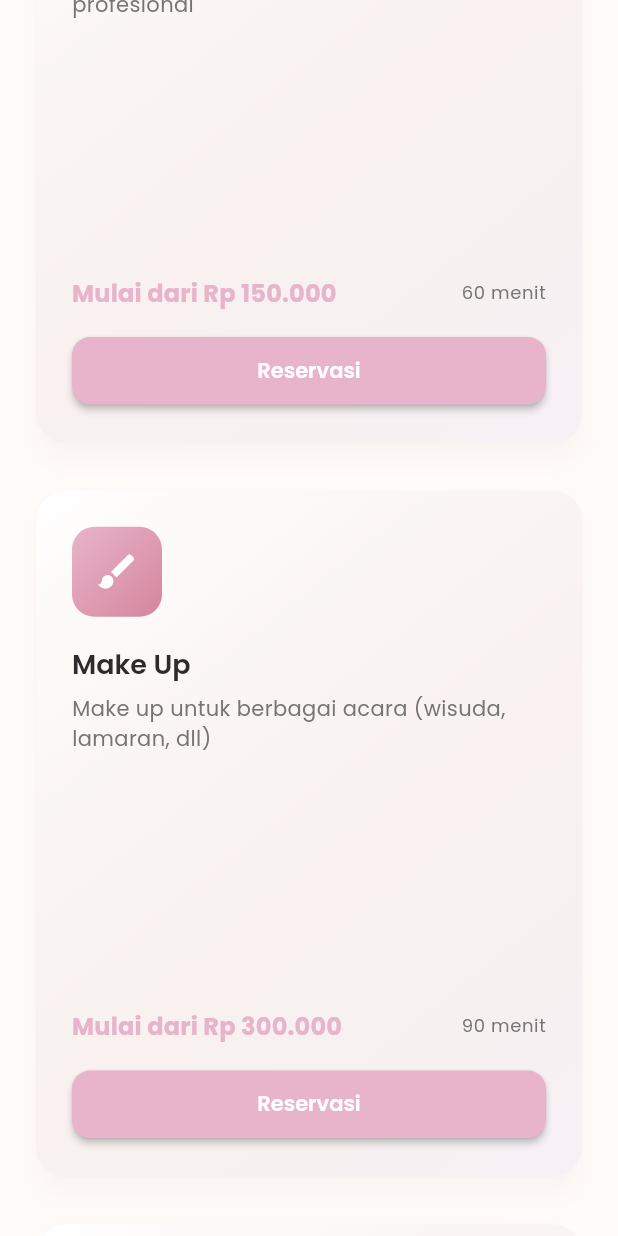
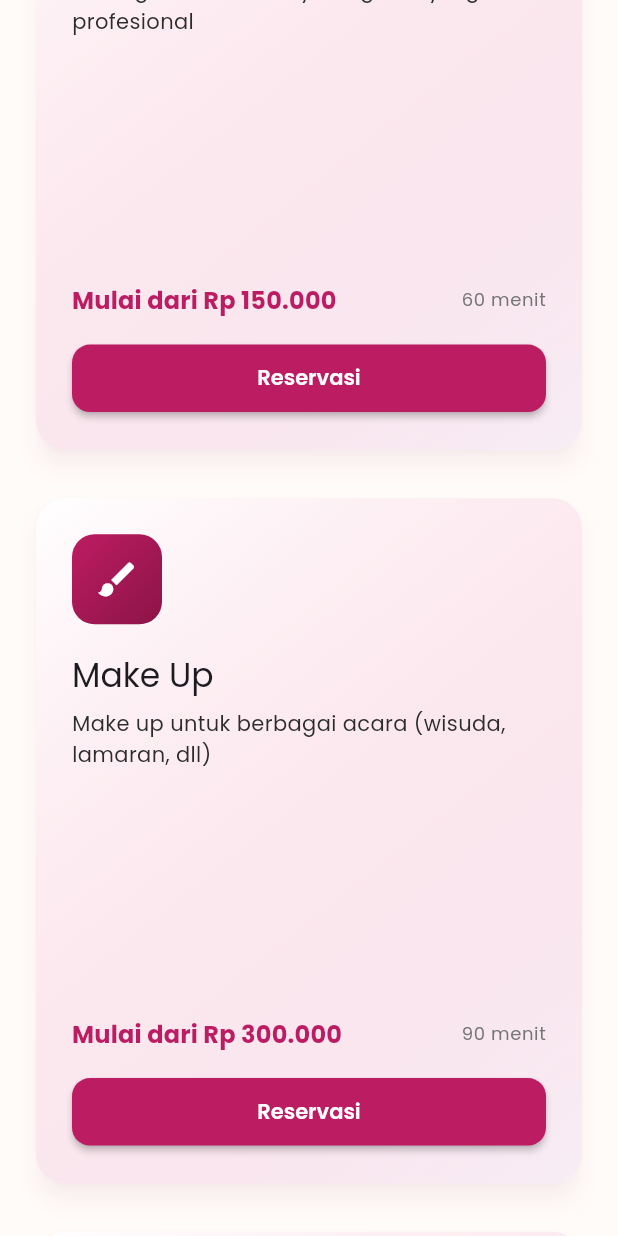
Before and after one commit to zulangga053/salonbeautyvibes, a Flutter app: the screen it shows after launch, scrolled down 1152 dp, on a phone screen of 412 x 824 dp. Run offline on Flutter 3.47's test engine with Material 3 defaults, Android fonts, the phone set to English and light mode, and no system bars; our stand-ins replace carousel_slider, firebase_core, flutter_staggered_animations, get, table_calendar; accounts and stored records are empty.

Commit message:
fixed kode

```diff
--- a/lib/core/theme/app_theme.dart
+++ b/lib/core/theme/app_theme.dart
@@ -1,12 +1,11 @@
 import 'package:flutter/material.dart';
-import 'package:google_fonts/google_fonts.dart';
 
 class AppColors {
   // Primary Colors
-  static const Color primary = Color(0xFFE8B4CB); // Soft Pink
-  static const Color primaryDark = Color(0xFFD4869C);
-  static const Color secondary = Color(0xFFF5E6D3); // Beige
-  static const Color accent = Color(0xFFD4AF37); // Gold
+  static const Color primary = Color(0xFFBC1C62); // Elegan Rose
+  static const Color primaryDark = Color(0xFF8C1447); // Deep Rose
+  static const Color secondary = Color(0xFFFFC0CB); // Soft Pink
+  static const Color accent = Color(0xFFFFB6C1); // Light Pink
 
   // Neutral Colors
   static const Color background = Color(0xFFFFFBF8);
@@ -35,47 +34,60 @@ class AppColors {
 class AppTheme {
   static ThemeData get lightTheme {
     return ThemeData(
-      primarySwatch: Colors.pink,
       primaryColor: AppColors.primary,
       scaffoldBackgroundColor: AppColors.background,
-      fontFamily: GoogleFonts.poppins().fontFamily,
+      fontFamily: 'Poppins',
 
       // App Bar Theme
-      appBarTheme: AppBarTheme(
+      appBarTheme: const AppBarTheme(
         backgroundColor: Colors.transparent,
         elevation: 0,
-        iconTheme: const IconThemeData(color: AppColors.textPrimary),
-        titleTextStyle: GoogleFonts.playfairDisplay(
-          fontSize: 20,
+        iconTheme: IconThemeData(color: AppColors.textPrimary),
+        titleTextStyle: TextStyle(
+          fontFamily: 'PlayfairDisplay',
+          fontSize: 24,
           fontWeight: FontWeight.bold,
           color: AppColors.textPrimary,
         ),
       ),
 
       // Text Theme
-      textTheme: TextTheme(
-        headlineLarge: GoogleFonts.playfairDisplay(
-          fontSize: 32,
+      textTheme: const TextTheme(
+        // Heading Styles with PlayfairDisplay
+        displayLarge: TextStyle(
+          fontFamily: 'PlayfairDisplay',
+          fontSize: 48,
           fontWeight: FontWeight.bold,
           color: AppColors.textPrimary,
         ),
-        headlineMedium: GoogleFonts.playfairDisplay(
-          fontSize: 24,
+        displayMedium: TextStyle(
+          fontFamily: 'PlayfairDisplay',
+          fontSize: 36,
           fontWeight: FontWeight.bold,
           color: AppColors.textPrimary,
         ),
-        titleLarge: GoogleFonts.poppins(
-          fontSize: 18,
-          fontWeight: FontWeight.w600,
+        displaySmall: TextStyle(
+          fontFamily: 'PlayfairDisplay',
+          fontSize: 30,
+          fontWeight: FontWeight.bold,
           color: AppColors.textPrimary,
         ),
-        bodyLarge: GoogleFonts.poppins(
+
+        // Body Styles with Poppins
+        bodyLarge: TextStyle(
           fontSize: 16,
           color: AppColors.textPrimary,
+          height: 1.5,
         ),
-        bodyMedium: GoogleFonts.poppins(
+        bodyMedium: TextStyle(
           fontSize: 14,
+          color: AppColors.textPrimary,
+          height: 1.5,
+        ),
+        bodySmall: TextStyle(
+          fontSize: 12,
           color: AppColors.textSecondary,
+          height: 1.5,
         ),
       ),
 
@@ -89,12 +101,31 @@ class AppTheme {
             borderRadius: BorderRadius.circular(12),
           ),
           padding: const EdgeInsets.symmetric(horizontal: 24, vertical: 16),
-          textStyle: GoogleFonts.poppins(
+          textStyle: const TextStyle(
+            fontFamily: 'Poppins',
             fontSize: 14,
             fontWeight: FontWeight.w600,
           ),
         ),
       ),
+
+      // Outlined Button Theme
+      outlinedButtonTheme: OutlinedButtonThemeData(
+        style: OutlinedButton.styleFrom(
+          foregroundColor: AppColors.primary,
+          side: const BorderSide(color: AppColors.primary),
+          shape: RoundedRectangleBorder(
+            borderRadius: BorderRadius.circular(12),
+          ),
+          padding: const EdgeInsets.symmetric(horizontal: 24, vertical: 16),
+          textStyle: const TextStyle(
+            fontFamily: 'Poppins',
+            fontSize: 14,
+            fontWeight: FontWeight.w600,
+          ),
+        ),
+      ),
+
       // Card Theme
       cardTheme: CardThemeData(
         elevation: 4,
@@ -106,11 +137,19 @@ class AppTheme {
       inputDecorationTheme: InputDecorationTheme(
         border: OutlineInputBorder(
           borderRadius: BorderRadius.circular(12),
-          borderSide: BorderSide(color: AppColors.textLight),
+          borderSide: const BorderSide(color: AppColors.textLight),
         ),
         focusedBorder: OutlineInputBorder(
           borderRadius: BorderRadius.circular(12),
-          borderSide: BorderSide(color: AppColors.primary, width: 2),
+          borderSide: const BorderSide(color: AppColors.primary, width: 2),
+        ),
+        enabledBorder: OutlineInputBorder(
+          borderRadius: BorderRadius.circular(12),
+          borderSide: const BorderSide(color: AppColors.textLight),
+        ),
+        errorBorder: OutlineInputBorder(
+          borderRadius: BorderRadius.circular(12),
+          borderSide: const BorderSide(color: AppColors.error),
         ),
         filled: true,
         fillColor: Colors.white,
@@ -118,6 +157,30 @@ class AppTheme {
           horizontal: 16,
           vertical: 16,
         ),
+        labelStyle: const TextStyle(
+          fontFamily: 'Poppins',
+          color: AppColors.textSecondary,
+        ),
+        hintStyle: const TextStyle(
+          fontFamily: 'Poppins',
+          color: AppColors.textLight,
+        ),
+      ),
+
+      // Dialog Theme
+      dialogTheme: DialogThemeData(
+        shape: RoundedRectangleBorder(borderRadius: BorderRadius.circular(16)),
+        titleTextStyle: const TextStyle(
+          fontFamily: 'PlayfairDisplay',
+          fontSize: 20,
+          fontWeight: FontWeight.bold,
+          color: AppColors.textPrimary,
+        ),
+        contentTextStyle: const TextStyle(
+          fontFamily: 'Poppins',
+          fontSize: 14,
+          color: AppColors.textSecondary,
+        ),
       ),
     );
   }
--- a/lib/main.dart
+++ b/lib/main.dart
@@ -1,6 +1,7 @@
 import 'package:flutter/material.dart';
 import 'package:get/get.dart';
 import 'package:firebase_core/firebase_core.dart';
+import 'package:intl/date_symbol_data_local.dart';
 import 'package:salonbeautyvibes/firebase_options.dart';
 import 'core/theme/app_theme.dart';
 import 'core/routes/app_routes.dart';
@@ -8,8 +9,12 @@ import 'core/bindings/initial_binding.dart';
 
 void main() async {
   WidgetsFlutterBinding.ensureInitialized();
+
+  // Inisialisasi locale untuk format tanggal
+  await initializeDateFormatting('id_ID', null);
+
   await Firebase.initializeApp(options: DefaultFirebaseOptions.currentPlatform);
-  runApp(BellaBeautySalonApp());
+  runApp(const BellaBeautySalonApp());
 }
 
 class BellaBeautySalonApp extends StatelessWidget {
--- a/lib/presentation/controllers/booking_controller.dart
+++ b/lib/presentation/controllers/booking_controller.dart
@@ -143,7 +143,12 @@ class BookingController extends GetxController {
 
   String getFormattedDate() {
     if (selectedDate == null) return '-';
-    return DateFormat('EEEE, dd MMMM yyyy', 'id_ID').format(selectedDate!);
+    try {
+      return DateFormat('EEEE, dd MMMM yyyy', 'id_ID').format(selectedDate!);
+    } catch (e) {
+      // Fallback ke format default jika locale tidak tersedia
+      return DateFormat('EEEE, dd MMMM yyyy').format(selectedDate!);
+    }
   }
 
   void _submitBooking() {
```
Also changed, not shown: pubspec.yaml (+16 -64 lines), assets/fonts/PlayfairDisplay-Bold.ttf (added), assets/fonts/PlayfairDisplay-Regular.ttf (added), assets/fonts/Poppins-Medium.ttf (added), assets/fonts/Poppins-Regular.ttf (added), assets/fonts/Poppins-SemiBold.ttf (added).
